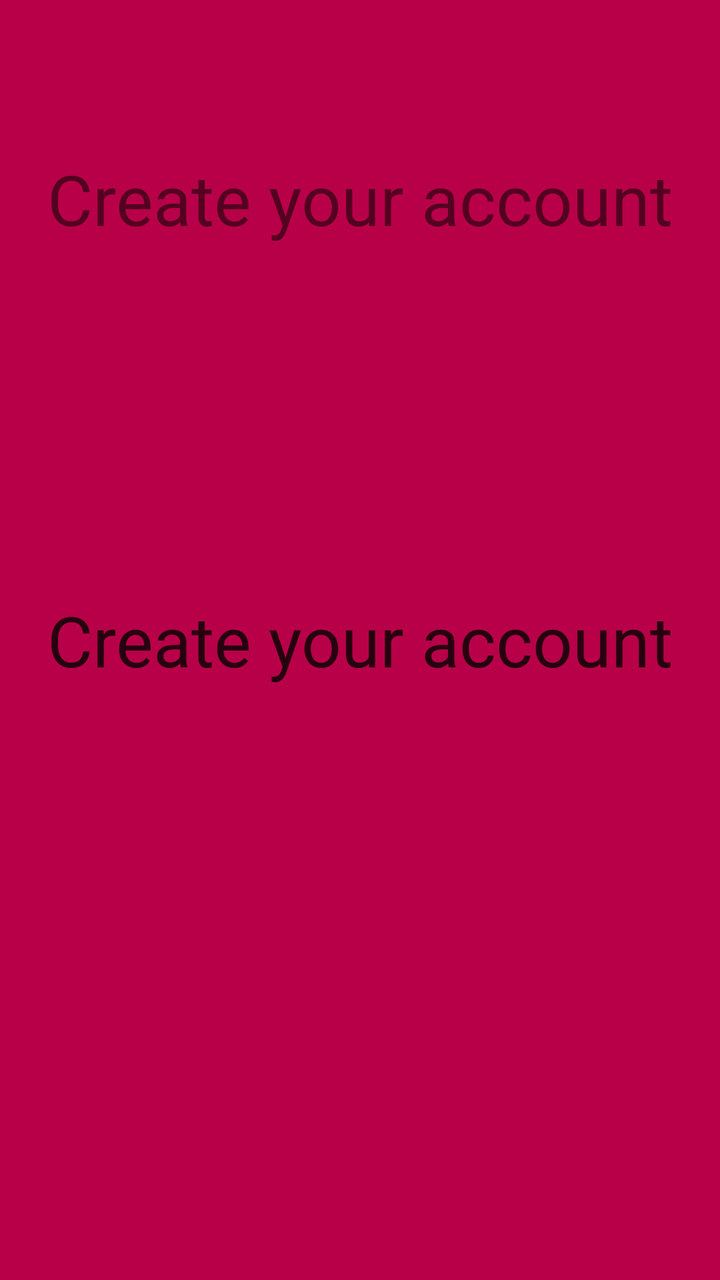
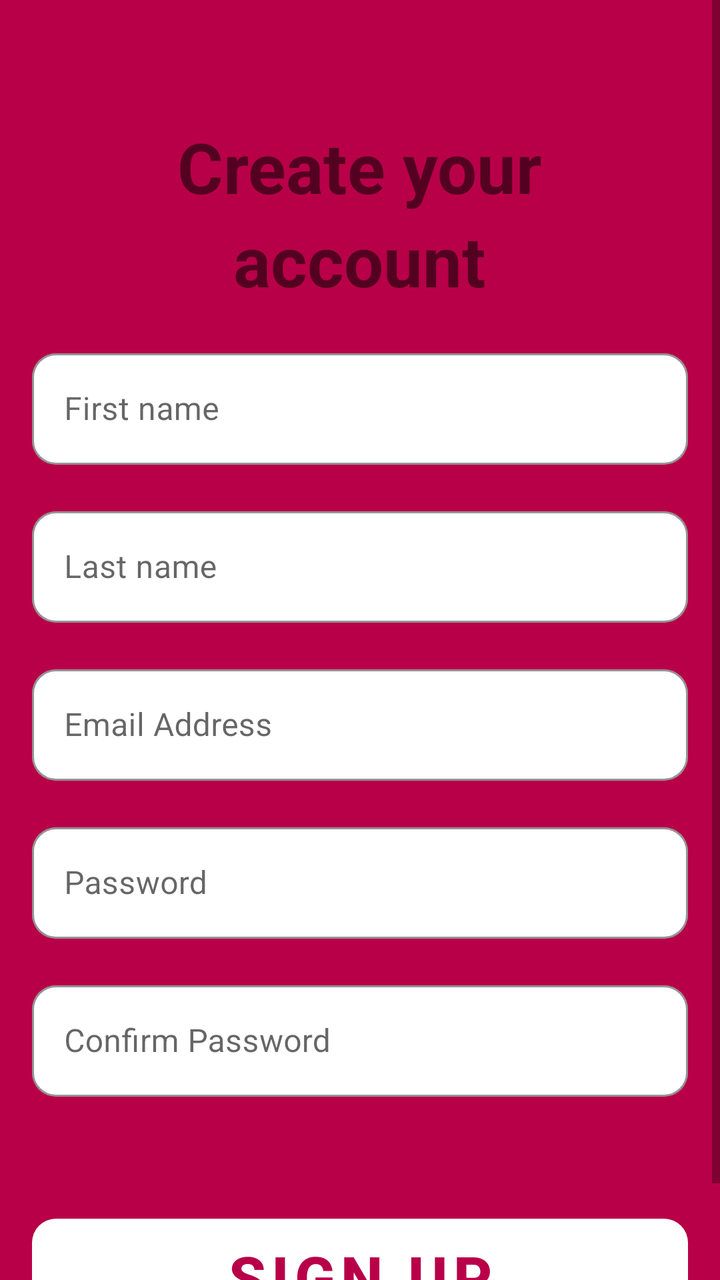

The first picture is an Android layout as it rendered before a commit; the second is the same layout after the commit. The layout source and the unified diff follow.
<!-- AndroidManifest.xml: application theme Theme.OOPWAREHOUSELOCATION -->
<!-- res/layout/activity_sign_up_page.xml -->
<?xml version="1.0" encoding="utf-8"?>
<androidx.constraintlayout.widget.ConstraintLayout xmlns:android="http://schemas.android.com/apk/res/android"
    xmlns:app="http://schemas.android.com/apk/res-auto"
    xmlns:tools="http://schemas.android.com/tools"
    android:id="@+id/main"
    android:layout_width="match_parent"
    android:layout_height="match_parent"
    tools:context=".SignUpPage"
    android:background="@color/pink"
    >


    <TextView
        android:id="@+id/editTextText1"
        android:layout_width="wrap_content"
        android:layout_height="wrap_content"
        android:text="Create your account"
        android:textSize="35sp"
        app:layout_constraintBottom_toBottomOf="parent"
        app:layout_constraintEnd_toEndOf="parent"
        app:layout_constraintStart_toStartOf="parent"
        app:layout_constraintTop_toTopOf="parent"
        app:layout_constraintVertical_bias="0.128" />

    <TextView
        android:id="@+id/editTextText3"
        android:layout_width="wrap_content"
        android:layout_height="wrap_content"
        android:text="Create your account"
        android:textSize="35sp"
        app:layout_constraintBottom_toBottomOf="parent"
        app:layout_constraintEnd_toEndOf="parent"
        app:layout_constraintStart_toStartOf="parent"
        app:layout_constraintTop_toTopOf="parent" />

    <TextView
        android:id="@+id/editTextText"
        android:layout_width="wrap_content"
        android:layout_height="wrap_content"
        android:text="Create your account"
        android:textSize="35sp"
        app:layout_constraintBottom_toBottomOf="parent"
        app:layout_constraintEnd_toEndOf="parent"
        app:layout_constraintStart_toStartOf="parent"
        app:layout_constraintTop_toTopOf="parent" />
</androidx.constraintlayout.widget.ConstraintLayout>
<!-- resources referenced by this layout -->
<resources>
  <color name="pink">#B80049</color>
  <style name="Theme.OOPWAREHOUSELOCATION" parent="Theme.MaterialComponents.DayNight.NoActionBar">
          
          <item name="colorPrimary">@color/pink</item>
          <item name="colorPrimaryVariant">@color/pink</item>
          <item name="colorOnPrimary">@color/white</item>
          
          <item name="colorSecondary">@color/lightPink</item>
          <item name="colorSecondaryVariant">@color/lightPink</item>
          <item name="colorOnSecondary">@color/black</item>
          
          <item name="android:statusBarColor">@color/darkBackground</item>
          
      </style>
  <color name="white">#FFFFFFFF</color>
  <color name="lightPink">#FEC1D6</color>
  <color name="black">#FF000000</color>
  <color name="darkBackground">#2D2D2D</color>
</resources>

<!-- the commit's change to res/layout/activity_sign_up_page.xml (unified diff, before → after) -->
@@ -1,5 +1,5 @@
 <?xml version="1.0" encoding="utf-8"?>
-<androidx.constraintlayout.widget.ConstraintLayout xmlns:android="http://schemas.android.com/apk/res/android"
+<ScrollView xmlns:android="http://schemas.android.com/apk/res/android"
     xmlns:app="http://schemas.android.com/apk/res-auto"
     xmlns:tools="http://schemas.android.com/tools"
     android:id="@+id/main"
@@ -9,38 +9,201 @@
     android:background="@color/pink"
     >
 
-
-    <TextView
-        android:id="@+id/editTextText1"
-        android:layout_width="wrap_content"
-        android:layout_height="wrap_content"
-        android:text="Create your account"
-        android:textSize="35sp"
-        app:layout_constraintBottom_toBottomOf="parent"
-        app:layout_constraintEnd_toEndOf="parent"
-        app:layout_constraintStart_toStartOf="parent"
-        app:layout_constraintTop_toTopOf="parent"
-        app:layout_constraintVertical_bias="0.128" />
-
-    <TextView
-        android:id="@+id/editTextText3"
-        android:layout_width="wrap_content"
-        android:layout_height="wrap_content"
-        android:text="Create your account"
-        android:textSize="35sp"
-        app:layout_constraintBottom_toBottomOf="parent"
-        app:layout_constraintEnd_toEndOf="parent"
-        app:layout_constraintStart_toStartOf="parent"
-        app:layout_constraintTop_toTopOf="parent" />
-
-    <TextView
-        android:id="@+id/editTextText"
-        android:layout_width="wrap_content"
-        android:layout_height="wrap_content"
-        android:text="Create your account"
-        android:textSize="35sp"
-        app:layout_constraintBottom_toBottomOf="parent"
-        app:layout_constraintEnd_toEndOf="parent"
-        app:layout_constraintStart_toStartOf="parent"
-        app:layout_constraintTop_toTopOf="parent" />
-</androidx.constraintlayout.widget.ConstraintLayout>
+    <LinearLayout
+        android:layout_width="match_parent"
+        android:layout_height="match_parent"
+        android:orientation="vertical"
+        android:layout_marginLeft="16dp"
+        android:layout_marginRight="16dp"
+        android:gravity="center"
+        android:layout_marginTop="60dp">
+
+        <TextView
+            android:id="@+id/editTextText1"
+            android:layout_width="wrap_content"
+            android:layout_height="wrap_content"
+            android:text="Create your"
+            android:textSize="35sp"
+            android:textStyle="bold"
+            app:layout_constraintBottom_toBottomOf="parent"
+            app:layout_constraintEnd_toEndOf="parent"
+            app:layout_constraintHorizontal_bias="0.504"
+            app:layout_constraintStart_toStartOf="parent"
+            app:layout_constraintTop_toTopOf="parent"
+            app:layout_constraintVertical_bias="0.083" />
+
+        <TextView
+            android:id="@+id/editTextText"
+            android:layout_width="wrap_content"
+            android:layout_height="wrap_content"
+            android:text="account"
+            android:textSize="35sp"
+            android:textStyle="bold"
+            app:layout_constraintBottom_toBottomOf="parent"
+            app:layout_constraintEnd_toEndOf="parent"
+            app:layout_constraintHorizontal_bias="0.41"
+            app:layout_constraintStart_toStartOf="parent"
+            app:layout_constraintTop_toTopOf="parent"
+            app:layout_constraintVertical_bias="0.152" />
+
+        
+        <com.google.android.material.textfield.TextInputLayout
+            android:id="@+id/textInputLayout"
+            style="@style/Widget.MaterialComponents.TextInputLayout.OutlinedBox"
+            android:layout_width="match_parent"
+            android:layout_height="wrap_content"
+            app:boxStrokeColor="@color/pink"
+            app:boxCornerRadiusTopStart="12dp"
+            app:boxCornerRadiusTopEnd="12dp"
+            app:boxCornerRadiusBottomStart="12dp"
+            app:boxCornerRadiusBottomEnd="12dp"
+            app:boxBackgroundMode="outline"
+            app:boxBackgroundColor="@color/white"
+            android:layout_marginTop="18dp">
+
+            <com.google.android.material.textfield.TextInputEditText
+                android:id="@+id/FirstNameInput"
+                android:layout_width="match_parent"
+                android:layout_height="wrap_content"
+                android:hint="First name"
+                android:textColor="@color/black"
+                android:inputType="textEmailAddress" />
+        </com.google.android.material.textfield.TextInputLayout>
+
+        
+        <com.google.android.material.textfield.TextInputLayout
+            android:id="@+id/textInputLayout2"
+            style="@style/Widget.MaterialComponents.TextInputLayout.OutlinedBox"
+            android:layout_width="match_parent"
+            android:layout_height="wrap_content"
+            app:boxStrokeColor="@color/pink"
+            app:boxCornerRadiusTopStart="12dp"
+            app:boxCornerRadiusTopEnd="12dp"
+            app:boxCornerRadiusBottomStart="12dp"
+            app:boxCornerRadiusBottomEnd="12dp"
+            app:boxBackgroundMode="outline"
+            app:boxBackgroundColor="@color/white"
+            android:layout_marginTop="18dp">
+
+            <com.google.android.material.textfield.TextInputEditText
+                android:id="@+id/LastnameInput"
+                android:layout_width="match_parent"
+                android:layout_height="wrap_content"
+                android:hint="Last name"
+                android:textColor="@color/black"
+                android:inputType="textEmailAddress" />
+        </com.google.android.material.textfield.TextInputLayout>
+
+        
+        <com.google.android.material.textfield.TextInputLayout
+            android:id="@+id/textInputLayout3"
+            style="@style/Widget.MaterialComponents.TextInputLayout.OutlinedBox"
+            android:layout_width="match_parent"
+            android:layout_height="wrap_content"
+            app:boxStrokeColor="@color/pink"
+            app:boxCornerRadiusTopStart="12dp"
+            app:boxCornerRadiusTopEnd="12dp"
+            app:boxCornerRadiusBottomStart="12dp"
+            app:boxCornerRadiusBottomEnd="12dp"
+            app:boxBackgroundMode="outline"
+            app:boxBackgroundColor="@color/white"
+            android:layout_marginTop="18dp">
+
+            <com.google.android.material.textfield.TextInputEditText
+                android:id="@+id/EmailAddressInput"
+                android:layout_width="match_parent"
+                android:layout_height="wrap_content"
+                android:hint="Email Address"
+                android:textColor="@color/black"
+                android:inputType="textEmailAddress" />
+        </com.google.android.material.textfield.TextInputLayout>
+
+    
+        <com.google.android.material.textfield.TextInputLayout
+            android:id="@+id/textInputLayout4"
+            style="@style/Widget.MaterialComponents.TextInputLayout.OutlinedBox"
+            android:layout_width="match_parent"
+            android:layout_height="wrap_content"
+            app:boxStrokeColor="@color/pink"
+            app:boxCornerRadiusTopStart="12dp"
+            app:boxCornerRadiusTopEnd="12dp"
+            app:boxCornerRadiusBottomStart="12dp"
+            app:boxCornerRadiusBottomEnd="12dp"
+            app:boxBackgroundMode="outline"
+            app:boxBackgroundColor="@color/white"
+            android:layout_marginTop="18dp">
+
+            <com.google.android.material.textfield.TextInputEditText
+                android:id="@+id/PasswordInput"
+                android:layout_width="match_parent"
+                android:layout_height="wrap_content"
+                android:hint="Password"
+                android:textColor="@color/black"
+                android:inputType="textPassword" />
+        </com.google.android.material.textfield.TextInputLayout>
+
+        
+        <com.google.android.material.textfield.TextInputLayout
+            android:id="@+id/textInputLayout5"
+            style="@style/Widget.MaterialComponents.TextInputLayout.OutlinedBox"
+            android:layout_width="match_parent"
+            android:layout_height="wrap_content"
+            app:boxStrokeColor="@color/pink"
+            app:boxCornerRadiusTopStart="12dp"
+            app:boxCornerRadiusTopEnd="12dp"
+            app:boxCornerRadiusBottomStart="12dp"
+            app:boxCornerRadiusBottomEnd="12dp"
+            app:boxBackgroundMode="outline"
+            app:boxBackgroundColor="@color/white"
+            android:layout_marginTop="18dp">
+
+            <com.google.android.material.textfield.TextInputEditText
+                android:id="@+id/confirmPasswordInput"
+                android:layout_width="match_parent"
+                android:layout_height="wrap_content"
+                android:hint="Confirm Password"
+                android:textColor="@color/black"
+                android:inputType="textPassword" />
+        </com.google.android.material.textfield.TextInputLayout>
+
+        <com.google.android.material.button.MaterialButton
+            android:id="@+id/btnLogIn"
+            android:layout_width="match_parent"
+            android:layout_height="70dp"
+            android:text="Sign Up"
+            android:textAllCaps="true"
+            android:layout_marginTop="55dp"
+            android:textColor="@color/pink"
+            android:textSize="30sp"
+            android:textStyle="bold"
+            app:backgroundTint="@color/white"
+            app:cornerRadius="12dp" />
+
+        <LinearLayout
+            android:layout_width="match_parent"
+            android:layout_height="wrap_content"
+            android:orientation="horizontal"
+            android:gravity="center" >
+
+            <TextView
+                android:layout_width="wrap_content"
+                android:layout_height="wrap_content"
+                android:textStyle="bold"
+                android:text="Already have an account?" />
+
+            <TextView
+                android:id="@+id/tvSignIn"
+                android:layout_width="wrap_content"
+                android:layout_height="wrap_content"
+                android:layout_marginStart="6dp"
+                android:text="SIGN IN"
+                android:textColor="@color/white"
+                android:textSize="13sp"
+                android:textStyle="bold" />
+
+        </LinearLayout>
+
+
+    </LinearLayout>
+
+</ScrollView>
